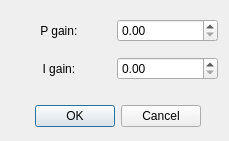
Before: the Qt Designer form gui/focus/ui_PID_parameters.ui in fbarho/qudi-cbs, drawn with Qt 5.
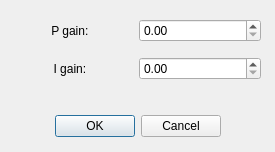
After: the same form once the commit is applied.

```diff
--- a/gui/focus/ui_PID_parameters.ui
+++ b/gui/focus/ui_PID_parameters.ui
@@ -6,8 +6,8 @@
    <rect>
     <x>0</x>
     <y>0</y>
-    <width>229</width>
-    <height>141</height>
+    <width>275</width>
+    <height>152</height>
    </rect>
   </property>
   <property name="windowTitle">
@@ -16,8 +16,8 @@
   <widget class="QDialogButtonBox" name="buttonBox">
    <property name="geometry">
     <rect>
-     <x>20</x>
-     <y>100</y>
+     <x>40</x>
+     <y>110</y>
      <width>181</width>
      <height>32</height>
     </rect>
@@ -34,7 +34,7 @@
     <rect>
      <x>10</x>
      <y>10</y>
-     <width>208</width>
+     <width>251</width>
      <height>80</height>
     </rect>
    </property>
```
